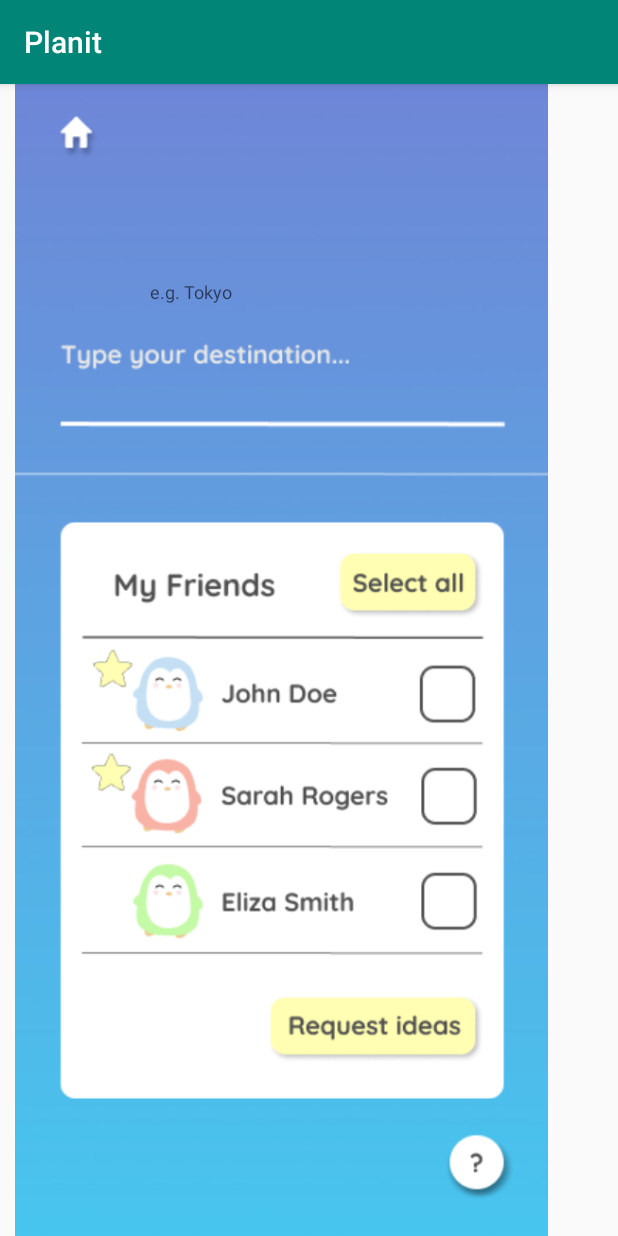
After one commit to cjiang92398/planit, an Android app: the DestinationSetting screen opened directly, with no data from a screen before it, on a phone screen of 412 x 824 dp. The commit adds this screen. Run offline under Robolectric (Android 15) with nearby library versions, the phone set to English and light mode, and no system bars.

Commit message:
lisas_updates

```diff
--- a/app/build.gradle
+++ b/app/build.gradle
@@ -22,6 +22,7 @@ dependencies {
     implementation fileTree(dir: 'libs', include: ['*.jar'])
     implementation 'com.android.support:appcompat-v7:28.0.0'
     implementation 'com.android.support.constraint:constraint-layout:1.1.3'
+    implementation 'com.android.support:design:28.0.0'
     testImplementation 'junit:junit:4.12'
     androidTestImplementation 'com.android.support.test:runner:1.0.2'
     androidTestImplementation 'com.android.support.test.espresso:espresso-core:3.0.2'
--- a/app/src/main/AndroidManifest.xml
+++ b/app/src/main/AndroidManifest.xml
@@ -16,6 +16,8 @@
                 <category android:name="android.intent.category.LAUNCHER" />
             </intent-filter>
         </activity>
+        <activity android:name=".Home" />
+        <activity android:name=".DestinationSetting"></activity>
     </application>
 
 </manifest>
--- /dev/null
+++ b/app/src/main/java/edu/stanford/cs147/planit/DestinationSetting.java
@@ -0,0 +1,80 @@
+package edu.stanford.cs147.planit;
+
+import android.support.v7.app.AppCompatActivity;
+import android.os.Bundle;
+import android.widget.Button;
+import android.view.View;
+import android.widget.ImageView;
+
+public class DestinationSetting extends AppCompatActivity {
+
+    @Override
+    protected void onCreate(Bundle savedInstanceState) {
+        super.onCreate(savedInstanceState);
+        setContentView(R.layout.activity_destination_setting);
+
+        //checks and buttons in destination setting page
+        final Button selectAllButton = findViewById(R.id.selectAll);
+        final Button johnDoeButton = findViewById(R.id.johnDoeButton);
+        final Button sarahRogersButton = findViewById(R.id.sarahRogersButton);
+        final Button elizaSmithButton = findViewById(R.id.elizaSmithButton);
+        final ImageView johnDoeCheck = findViewById(R.id.johnDoeCheck);
+        final ImageView sarahRogersCheck = findViewById(R.id.sarahRogersCheck);
+        final ImageView elizaSmithCheck = findViewById(R.id.elizaSmithCheck);
+
+        //deselect all names in list
+        johnDoeCheck.setVisibility(View.INVISIBLE);
+        sarahRogersCheck.setVisibility(View.INVISIBLE);
+        elizaSmithCheck.setVisibility(View.INVISIBLE);
+
+        //handle selectAll button click
+        //selects all names in list
+        selectAllButton.setOnClickListener(new View.OnClickListener(){
+            public void onClick(View v){
+                if(johnDoeCheck.getVisibility() == View.INVISIBLE) clickJohnDoe(johnDoeCheck);
+                if(sarahRogersCheck.getVisibility() == View.INVISIBLE) clickSarahRogers(sarahRogersCheck);
+                if(elizaSmithCheck.getVisibility() == View.INVISIBLE) clickElizaSmith(elizaSmithCheck);
+            }
+        });
+
+        //handle johnDoe button click
+        //selects/deselects JohnDoe based on previous state of checkbox
+        johnDoeButton.setOnClickListener(new View.OnClickListener(){
+            public void onClick(View v){
+                clickJohnDoe(johnDoeCheck);
+            }
+        });
+
+        //handle sarahRogers button click
+        //selects/deselects JohnDoe based on previous state of checkbox
+        sarahRogersButton.setOnClickListener(new View.OnClickListener(){
+            public void onClick(View v){
+                clickSarahRogers(sarahRogersCheck);
+            }
+        });
+
+        //handle elizaSmith button click
+        //selects/deselects JohnDoe based on previous state of checkbox
+        elizaSmithButton.setOnClickListener(new View.OnClickListener(){
+            public void onClick(View v){
+                clickElizaSmith(elizaSmithCheck);
+            }
+        });
+
+    }
+
+    public void clickJohnDoe(ImageView johnDoeCheck){
+        if(johnDoeCheck.getVisibility() == View.VISIBLE) johnDoeCheck.setVisibility(View.INVISIBLE);
+        else johnDoeCheck.setVisibility(View.VISIBLE);
+    }
+
+    public void clickSarahRogers(ImageView sarahRogersCheck){
+        if(sarahRogersCheck.getVisibility() == View.VISIBLE) sarahRogersCheck.setVisibility(View.INVISIBLE);
+        else sarahRogersCheck.setVisibility(View.VISIBLE);
+    }
+
+    public void clickElizaSmith(ImageView elizaSmithCheck){
+        if(elizaSmithCheck.getVisibility() == View.VISIBLE) elizaSmithCheck.setVisibility(View.INVISIBLE);
+        else elizaSmithCheck.setVisibility(View.VISIBLE);
+    }
+}
--- /dev/null
+++ b/app/src/main/res/layout/activity_destination_setting.xml
@@ -0,0 +1,139 @@
+<?xml version="1.0" encoding="utf-8"?>
+<RelativeLayout xmlns:android="http://schemas.android.com/apk/res/android"
+    xmlns:app="http://schemas.android.com/apk/res-auto"
+    xmlns:tools="http://schemas.android.com/tools"
+    android:layout_width="match_parent"
+    android:layout_height="match_parent"
+    tools:context=".DestinationSetting">
+
+    <ImageView
+        android:src="@drawable/destinationsetting"
+        android:layout_width="wrap_content"
+        android:layout_height="wrap_content"
+        />
+
+    <View
+        android:id="@+id/horizontalMargin1"
+        android:layout_width="100dp"
+        android:layout_height="match_parent"
+        />
+
+    <View
+        android:id="@+id/verticalMargin1"
+        android:layout_width="match_parent"
+        android:layout_height="130dp"
+        />
+
+    <EditText
+        android:id="@+id/destination"
+        android:layout_width="175dp"
+        android:layout_height="wrap_content"
+        android:hint="e.g. Tokyo"
+        android:inputType="text"
+        android:layout_toRightOf="@id/horizontalMargin1"
+        android:layout_below="@id/verticalMargin1"
+        android:textSize="12dp"
+        android:background="@null"
+        android:textColor="#ffffff"
+        />
+
+    <View
+        android:id="@+id/horizontalMargin2"
+        android:layout_width="215dp"
+        android:layout_height="match_parent"
+        />
+
+    <View
+        android:id="@+id/verticalMargin2"
+        android:layout_width="match_parent"
+        android:layout_height="210dp"
+        />
+
+    <Button
+        android:id="@+id/selectAll"
+        android:layout_width="60dp"
+        android:layout_height="25dp"
+        android:layout_toRightOf="@id/horizontalMargin2"
+        android:layout_below="@id/verticalMargin2"
+        android:background="@android:color/transparent"
+        />
+
+    <View
+        android:id="@+id/horizontalMargin3"
+        android:layout_width="250dp"
+        android:layout_height="match_parent"
+        />
+
+    <View
+        android:id="@+id/verticalMargin3"
+        android:layout_width="match_parent"
+        android:layout_height="260dp"
+        />
+
+    <ImageView
+        android:id="@+id/johnDoeCheck"
+        android:src="@drawable/checkmark"
+        android:layout_width="wrap_content"
+        android:layout_height="wrap_content"
+        android:layout_toRightOf="@id/horizontalMargin3"
+        android:layout_below="@id/verticalMargin3"
+        />
+
+    <Button
+        android:id="@+id/johnDoeButton"
+        android:layout_width="30dp"
+        android:layout_height="30dp"
+        android:layout_toRightOf="@id/horizontalMargin3"
+        android:layout_below="@id/verticalMargin3"
+        android:background="@android:color/transparent"
+        />
+
+    <View
+        android:id="@+id/verticalMargin4"
+        android:layout_width="match_parent"
+        android:layout_height="310dp"
+        />
+
+    <ImageView
+        android:id="@+id/sarahRogersCheck"
+        android:src="@drawable/checkmark"
+        android:layout_width="wrap_content"
+        android:layout_height="wrap_content"
+        android:layout_toRightOf="@id/horizontalMargin3"
+        android:layout_below="@id/verticalMargin4"
+        />
+
+    <Button
+        android:id="@+id/sarahRogersButton"
+        android:layout_width="30dp"
+        android:layout_height="30dp"
+        android:layout_toRightOf="@id/horizontalMargin3"
+        android:layout_below="@id/verticalMargin4"
+        android:background="@android:color/transparent"
+        />
+
+    <View
+        android:id="@+id/verticalMargin5"
+        android:layout_width="match_parent"
+        android:layout_height="360dp"
+        />
+
+    <ImageView
+        android:id="@+id/elizaSmithCheck"
+        android:src="@drawable/checkmark"
+        android:layout_width="wrap_content"
+        android:layout_height="wrap_content"
+        android:layout_toRightOf="@id/horizontalMargin3"
+        android:layout_below="@id/verticalMargin5"
+        />
+
+    <Button
+        android:id="@+id/elizaSmithButton"
+        android:layout_width="30dp"
+        android:layout_height="30dp"
+        android:layout_toRightOf="@id/horizontalMargin3"
+        android:layout_below="@id/verticalMargin5"
+        android:background="@android:color/transparent"
+        />
+
+</RelativeLayout>
--- a/app/src/main/res/layout/activity_main.xml
+++ b/app/src/main/res/layout/activity_main.xml
@@ -43,6 +43,7 @@
         android:layout_below="@id/verticalMargin1"
         android:textSize="12dp"
         android:background="@null"
+        android:textColor="#ffffff"
         />
 
     <View
@@ -62,6 +63,7 @@
         android:layout_below="@id/verticalMargin2"
         android:textSize="12dp"
         android:background="@null"
+        android:textColor="#ffffff"
         />
 
     <View
--- /dev/null
+++ b/app/src/main/res/values/dimens.xml
@@ -0,0 +1,3 @@
+<resources>
+    <dimen name="fab_margin">16dp</dimen>
+</resources>
--- a/app/src/main/res/values/strings.xml
+++ b/app/src/main/res/values/strings.xml
@@ -1,3 +1,4 @@
 <resources>
     <string name="app_name">Planit</string>
+    <string name="title_activity_home">Home</string>
 </resources>
```
Also changed, not shown: app/src/main/java/edu/stanford/cs147/planit/Home.java (added, +27 -0 lines), app/src/main/java/edu/stanford/cs147/planit/MainActivity.java (+13 -0 lines), app/src/main/res/layout/activity_home.xml (added, +36 -0 lines), app/src/main/res/values/styles.xml (+9 -0 lines), app/src/main/res/drawable/checkmark.png (added), app/src/main/res/drawable/destinationsetting.png (added), app/src/main/res/drawable/home.png (added).
